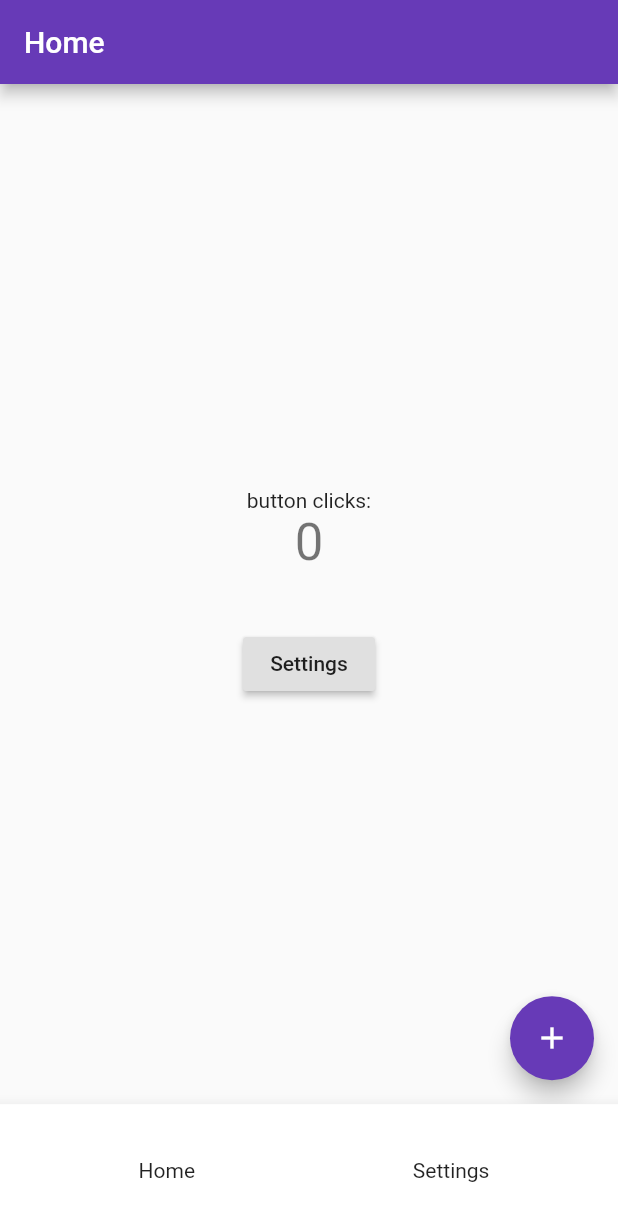
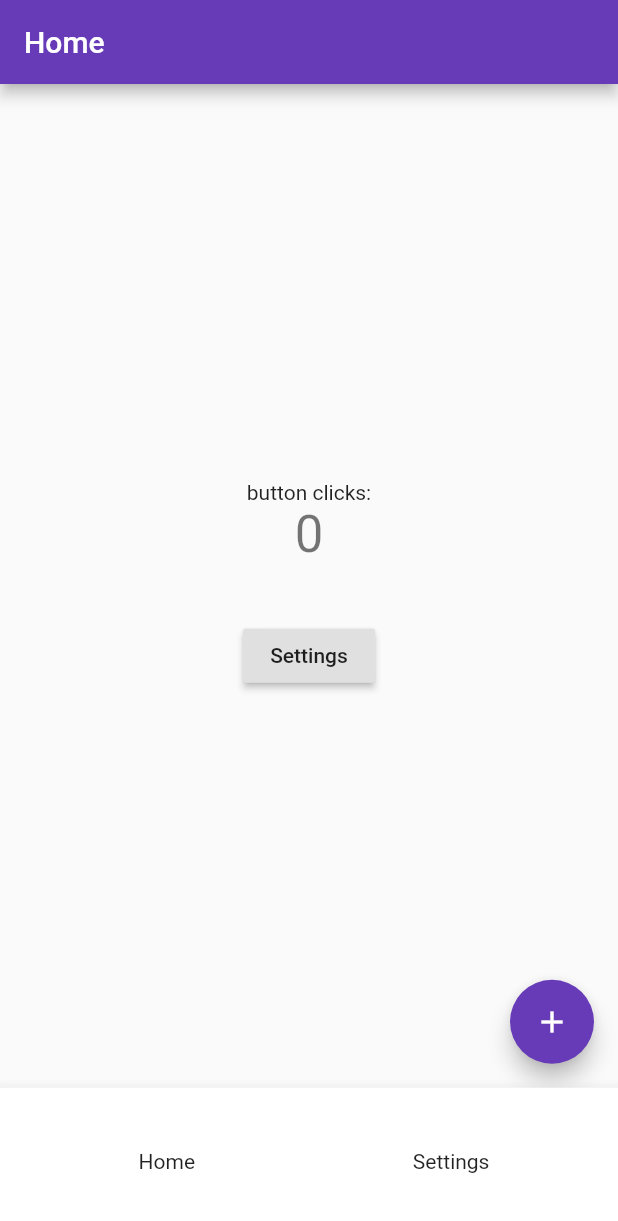
Before and after one commit to danim87/flutter-boilerplate, a Flutter app: the screen it shows after launch, on a phone screen of 412 x 824 dp. Shown: the top 1221 px of the screen. Run offline on Flutter 3.47's test engine with Material 2 defaults, Android fonts, the phone set to English and light mode, and no system bars; our stand-ins replace connectivity, flutter_svg; generated files the repository leaves out were written again.

Commit message:
changed scaleWidth to scaleHeight in navBar

```diff
--- a/lib/widgets/bottom_nav_bar/bottom_nav_bar.dart
+++ b/lib/widgets/bottom_nav_bar/bottom_nav_bar.dart
@@ -15,9 +15,9 @@ class BottomNavBarState extends State<BottomNavBar> {
   Widget build(BuildContext context) {
     return BottomAppBar(
       child: Container(
-        height: scaleWidth(80),
+        height: scaleHeight(80),
         padding: EdgeInsets.symmetric(
-          vertical: scaleWidth(7),
+          vertical: scaleHeight(7),
           horizontal: scaleWidth(15),
         ),
         child: Row(
@@ -34,12 +34,14 @@ class BottomNavBarState extends State<BottomNavBar> {
     return [
       BottomNavBarItem(
           index: 0,
-          selectedIndex: Provider.of<BottomNavBarProvider>(context).selectedTabIndex,
+          selectedIndex:
+              Provider.of<BottomNavBarProvider>(context).selectedTabIndex,
           onTap: Provider.of<BottomNavBarProvider>(context).selectTab,
           text: 'Home'),
       BottomNavBarItem(
           index: 1,
-          selectedIndex: Provider.of<BottomNavBarProvider>(context).selectedTabIndex,
+          selectedIndex:
+              Provider.of<BottomNavBarProvider>(context).selectedTabIndex,
           onTap: Provider.of<BottomNavBarProvider>(context).selectTab,
           text: 'Settings')
     ];
```
